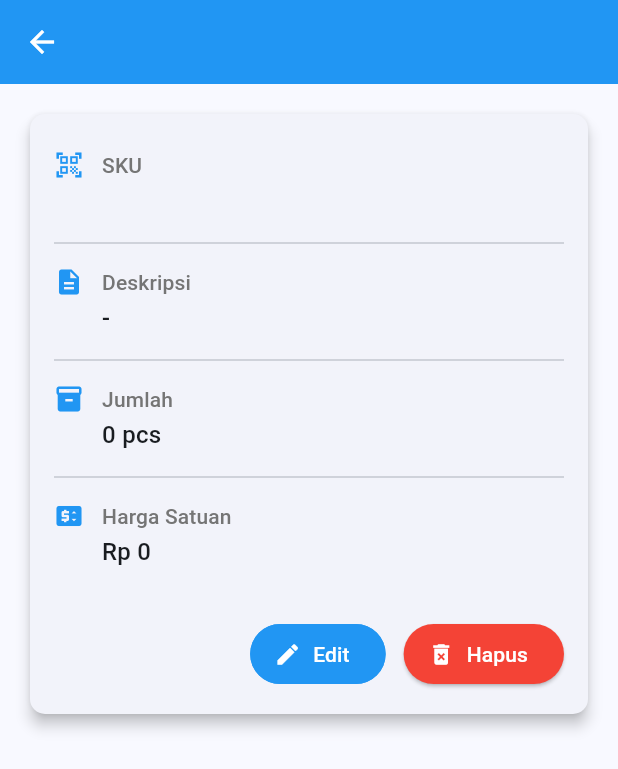
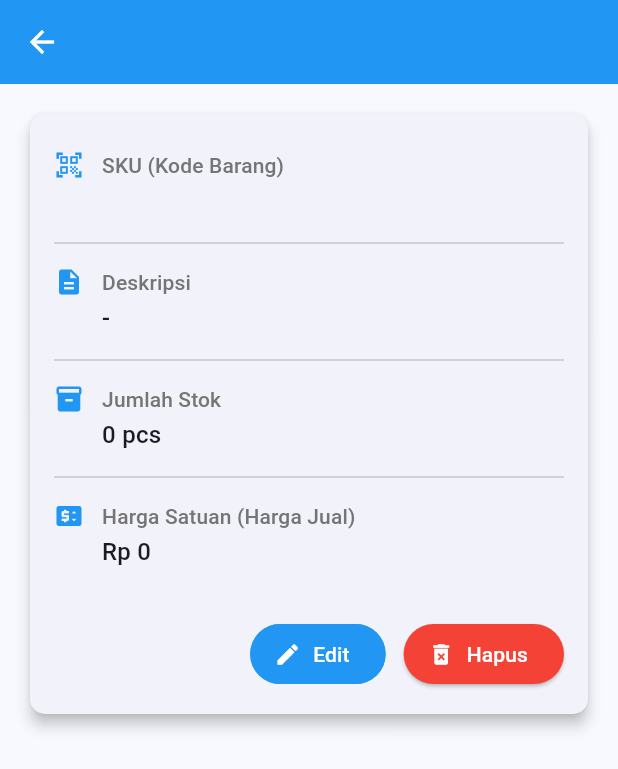
Before and after one commit to billdansr/rosapp, a Flutter app: the ProductDetailScreen screen opened directly with empty values, on a phone screen of 412 x 824 dp. Shown: the top 769 px of the screen. Run offline on Flutter 3.47's test engine with Material 3 defaults, Android fonts, the phone set to English and light mode, and no system bars; our stand-ins replace camera, fl_chart, open_filex, pdf, printing, sqflite_common_ffi; missing offline and left inert: excel, zxing_lib; accounts and stored records are empty.

Commit message:
Refactor inventory and transaction screens: rename 'Inventaris' to 'Inventory', update labels for clarity, and remove unused screen

```diff
--- a/lib/main.dart
+++ b/lib/main.dart
@@ -2,7 +2,7 @@ import 'package:flutter/material.dart';
 import 'package:sqflite_common_ffi/sqflite_ffi.dart';
 import 'package:rosapp/screens/sales_report_screen.dart';
 import 'package:rosapp/screens/pos_screen.dart';
-import 'package:rosapp/screens/inventaris_screen.dart';
+import 'package:rosapp/screens/inventory_screen.dart';
 import 'package:rosapp/screens/category_screen.dart';
 import 'package:rosapp/screens/record_purchase_screen.dart';
 
--- a/lib/screens/inventaris_screen.dart
+++ b/lib/screens/inventory_screen.dart
@@ -132,7 +132,7 @@ class _InventarisScreenState extends State<InventarisScreen> {
                     textInputAction: TextInputAction.search,
                     controller: _searchController,
                     decoration: InputDecoration(
-                      hintText: 'Cari nama atau SKU produk...',
+                      hintText: 'Cari nama atau kode barang...',
                       border: OutlineInputBorder(borderRadius: BorderRadius.circular(8.0)),
                       focusedBorder: OutlineInputBorder(borderRadius: BorderRadius.circular(8.0), borderSide: BorderSide(color: Theme.of(context).primaryColor, width: 2.0)),
                       prefixIcon: const Icon(Icons.search),
--- a/lib/screens/product_detail_screen.dart
+++ b/lib/screens/product_detail_screen.dart
@@ -57,13 +57,13 @@ class ProductDetailScreen extends StatelessWidget {
             child: Column(
               crossAxisAlignment: CrossAxisAlignment.start,
               children: [
-                _buildDetailRow(context, Icons.qr_code_scanner, 'SKU', product.sku),
+                _buildDetailRow(context, Icons.qr_code_scanner, 'SKU (Kode Barang)', product.sku),
                 const Divider(),
                 _buildDetailRow(context, Icons.description, 'Deskripsi', (product.description != null && product.description!.isNotEmpty) ? product.description! : '-'),
                 const Divider(),
-                _buildDetailRow(context, Icons.inventory_2, 'Jumlah', '${product.quantity} pcs'),
+                _buildDetailRow(context, Icons.inventory_2, 'Jumlah Stok', '${product.quantity} pcs'),
                 const Divider(),
-                _buildDetailRow(context, Icons.price_change, 'Harga Satuan', currency.format(product.unitPrice)),
+                _buildDetailRow(context, Icons.price_change, 'Harga Satuan (Harga Jual)', currency.format(product.unitPrice)),
                 const SizedBox(height: 24),
                 Row(
                   mainAxisAlignment: MainAxisAlignment.end,
--- a/lib/screens/receipt_screen.dart
+++ b/lib/screens/receipt_screen.dart
@@ -8,7 +8,7 @@ import 'package:printing/printing.dart';
 class ReceiptScreen extends StatelessWidget {
   // Constants
   static const String kStoreName = 'Warung Rosazza';
-  static const String kStoreAddressLine1 = 'Jl. Mega Nusa Endah No.Raya';
+  static const String kStoreAddressLine1 = 'Jl. Mega Nusa Endah No. Raya';
   static const String kStoreAddressLine2 = 'Karyamulya, Kesambi, Cirebon';
   static const String kThankYouMessage = 'TERIMA KASIH!';
   static const String kSeparator = '-----------------------------------'; // Adjusted for PDF
--- a/lib/screens/record_purchase_screen.dart
+++ b/lib/screens/record_purchase_screen.dart
@@ -5,7 +5,7 @@ import 'package:rosapp/models/product.dart';
 import 'package:rosapp/models/purchase.dart';
 import 'package:rosapp/services/product_service.dart';
 import 'package:rosapp/widgets/app_drawer.dart';
-import 'package:rosapp/screens/inventaris_screen.dart';
+import 'package:rosapp/screens/inventory_screen.dart';
 
 class RecordPurchaseScreen extends StatefulWidget {
   const RecordPurchaseScreen({super.key});
@@ -182,7 +182,7 @@ class _RecordPurchaseScreenState extends State<RecordPurchaseScreen> {
               if (_selectedProduct != null) ...[
                 const SizedBox(height: 8),
                 Text('Produk Terpilih: ${_selectedProduct!.name}', style: const TextStyle(fontWeight: FontWeight.bold)),
-                Text('Stok Saat Ini: ${_selectedProduct!.quantity} pcs'),
+                Text('Jumlah Stok Saat Ini: ${_selectedProduct!.quantity} pcs'),
                 const SizedBox(height: 8),
               ],
               const SizedBox(height: 16),
@@ -223,7 +223,7 @@ class _RecordPurchaseScreenState extends State<RecordPurchaseScreen> {
               ),
               const SizedBox(height: 16),
               ListTile(
-                title: Text("Tanggal Pembelian: ${DateFormat('dd MMM yyyy').format(_purchaseDate)}"),
+                title: Text("Tanggal Belanja: ${DateFormat('dd MMM yyyy').format(_purchaseDate)}"),
                 trailing: const Icon(Icons.calendar_today),
                 onTap: () => _selectPurchaseDate(context),
                 shape: RoundedRectangleBorder(
--- a/lib/screens/sales_report_screen.dart
+++ b/lib/screens/sales_report_screen.dart
@@ -697,7 +697,7 @@ class _SalesReportScreenState extends State<SalesReportScreen> {
                                   child: const Icon(Icons.shopping_cart, color: Colors.blue),
                                 ),
                                 title: Text(
-                                  'ID: ${tx.id} - ${currencyFormatter.format(tx.totalPrice)}',
+                                  'No. ${tx.id} - ${currencyFormatter.format(tx.totalPrice)}',
                                   style: const TextStyle(fontWeight: FontWeight.w500),
                                 ),
                                 subtitle: Text(dateTimeFormatter.format(tx.date)),
--- a/lib/screens/transaction_items_screen.dart
+++ b/lib/screens/transaction_items_screen.dart
@@ -73,7 +73,7 @@ class _TransactionItemsScreenState extends State<TransactionItemsScreen> {
                         crossAxisAlignment: CrossAxisAlignment.start,
                         children: [
                           Text(
-                            'ID Transaksi: ${widget.transactionHeader.id}',
+                            'Nomor Transaksi: ${widget.transactionHeader.id}',
                             style: const TextStyle(
                                 fontSize: 16, fontWeight: FontWeight.bold),
                           ),
```
